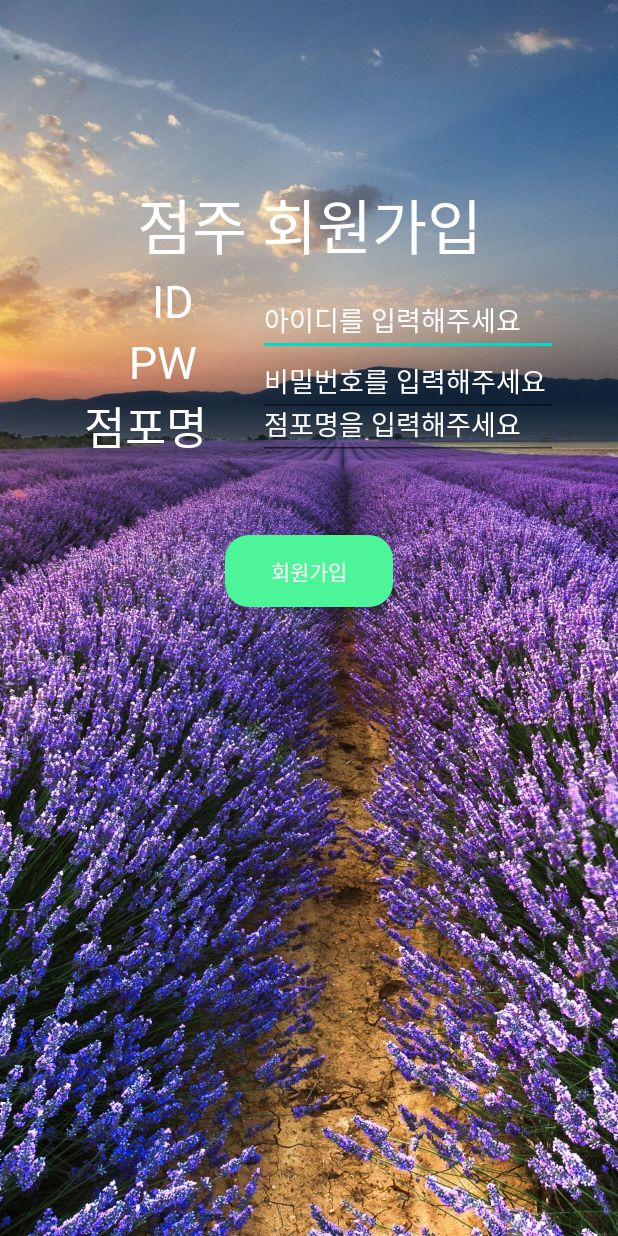
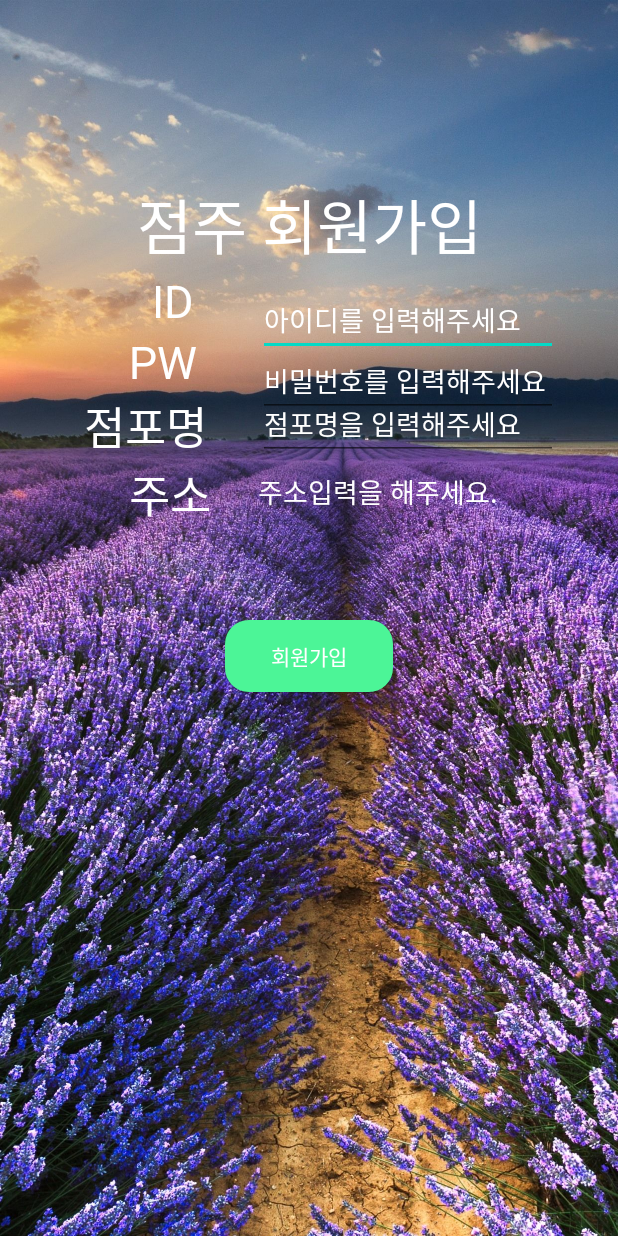
Before and after one commit to Ju-lotty/FlowerGarden, an Android app: the JoinOwner screen opened directly, with no data from a screen before it, on a phone screen of 412 x 824 dp. Run offline under Robolectric (Android 15) with nearby library versions, the phone set to English and light mode, and no system bars; our stand-ins replace Firebase (no records; nobody signed in at launch, a user with empty details on screens opened directly).

Commit message:
Owner Address

```diff
--- a/app/src/main/AndroidManifest.xml
+++ b/app/src/main/AndroidManifest.xml
@@ -9,6 +9,7 @@
 
     <application
         android:allowBackup="true"
+        android:usesCleartextTraffic="true"
         android:appComponentFactory="whateverString"
         android:dataExtractionRules="@xml/data_extraction_rules"
         android:fullBackupContent="@xml/backup_rules"
@@ -20,6 +21,9 @@
         tools:ignore="ExtraText"
         tools:replace="android:appComponentFactory"
         tools:targetApi="31">
+        <activity
+            android:name=".AddressWebView"
+            android:exported="false" />
         <activity
             android:name=".StoreDetailActivity"
             android:exported="false" />
@@ -50,7 +54,7 @@
 
         <meta-data
             android:name="com.naver.maps.map.CLIENT_ID"
-            android:value="r6ybv8etcx"/>
+            android:value="r6ybv8etcx" />
     </application>
 
 </manifest>
--- a/app/src/main/java/com/project/flowergarden/JoinUser.kt
+++ b/app/src/main/java/com/project/flowergarden/JoinUser.kt
@@ -7,7 +7,6 @@ import android.widget.Toast
 import com.google.firebase.auth.FirebaseAuth
 import com.google.firebase.database.DatabaseReference
 import com.google.firebase.database.FirebaseDatabase
-import com.project.flowergarden.StartActivity
 import com.project.flowergarden.databinding.ActivityJoinUserBinding
 import com.project.flowergarden.entity.UserEntity
 
@@ -49,6 +48,5 @@ class JoinUser : AppCompatActivity() {
                 }
             }
         }
-
     }
 }
--- a/app/src/main/java/com/project/flowergarden/MainActivityOwner.kt
+++ b/app/src/main/java/com/project/flowergarden/MainActivityOwner.kt
@@ -34,6 +34,8 @@ class MainActivityOwner : AppCompatActivity() {
             override fun onDataChange(snapshot: DataSnapshot) {
                 val nickname = snapshot.child("storename").value.toString()
                 binding.nickNameTextView.text = "${nickname}"
+                val address = snapshot.child("address").value.toString()
+                binding.addressTextView.text = "${address}"
                 //val nickname = snapshot.value
                 //binding.nickNameTextView.text = "${nickname.toString()}"
             }
--- a/app/src/main/java/com/project/flowergarden/entity/OwnerEntity.kt
+++ b/app/src/main/java/com/project/flowergarden/entity/OwnerEntity.kt
@@ -4,8 +4,9 @@ package com.project.flowergarden.entity
 data class OwnerEntity (
     val id: String,
     val pw: String,
-    val storename: String
+    val storename: String,
+    val address: String
 )
 {
-    constructor() : this("","", "")
+    constructor() : this("","", "","")
 }
--- a/app/src/main/java/com/project/flowergarden/userfragment/Home.kt
+++ b/app/src/main/java/com/project/flowergarden/userfragment/Home.kt
@@ -52,7 +52,7 @@ class Home : Fragment() {
 
         OwnerDB.addValueEventListener(object : ValueEventListener {
             override fun onDataChange(snapshot: DataSnapshot) {
-                adapter.setData(OwnerEntity(snapshot.value.toString(),"","")) {
+                adapter.setData(OwnerEntity(snapshot.value.toString(),"","","")) {
                     activity?.let {
                         val intent = Intent(context, StoreDetailActivity::class.java)
                         intent.putExtra("owner","{$it}")
--- a/app/src/main/res/layout/activity_join_owner.xml
+++ b/app/src/main/res/layout/activity_join_owner.xml
@@ -4,8 +4,8 @@
     xmlns:tools="http://schemas.android.com/tools"
     android:layout_width="match_parent"
     android:layout_height="match_parent"
-    tools:context=".JoinOwner"
-    android:background="@drawable/background">
+    android:background="@drawable/background"
+    tools:context=".JoinOwner">
 
     <TextView
         android:id="@+id/joinTextView"
@@ -42,8 +42,8 @@
         android:layout_marginEnd="40dp"
         android:fontFamily="@font/font"
         android:hint="아이디를 입력해주세요"
+        android:inputType="textEmailAddress"
         android:textColor="@color/white"
-        android:inputType="textEmailAddress"
         android:textColorHint="@color/white"
         app:layout_constraintBottom_toBottomOf="@id/value_Id"
         app:layout_constraintEnd_toEndOf="parent"
@@ -97,7 +97,6 @@
 
 
     <EditText
-        android:textColor="@color/white"
         android:id="@+id/storenameEditTextView"
         android:layout_width="200dp"
         android:layout_height="wrap_content"
@@ -105,22 +104,68 @@
         android:fontFamily="@font/font"
         android:hint="점포명을 입력해주세요"
         android:inputType="text"
+        android:textColor="@color/white"
         android:textColorHint="@color/white"
         app:layout_constraintBottom_toBottomOf="@id/value_Nickname"
         app:layout_constraintEnd_toEndOf="parent"
         app:layout_constraintHorizontal_bias="1.0"
         app:layout_constraintStart_toStartOf="parent" />
 
+    <TextView
+        android:id="@+id/value_Address"
+        android:layout_width="110dp"
+        android:layout_height="wrap_content"
+        android:layout_marginEnd="130dp"
+        android:fontFamily="@font/font"
+        android:text="주소"
+        android:textColor="@color/white"
+        android:textSize="30sp"
+        app:layout_constraintEnd_toEndOf="parent"
+        app:layout_constraintStart_toStartOf="parent"
+        app:layout_constraintTop_toBottomOf="@id/value_Nickname" />
+
+    <androidx.appcompat.widget.AppCompatButton
+        android:textSize="18sp"
+        android:id="@+id/addressButton"
+        android:background="#00ff0000"
+        android:layout_width="200dp"
+        android:layout_height="wrap_content"
+        android:layout_marginEnd="60dp"
+        android:fontFamily="@font/font"
+        android:hint="주소입력을 해주세요."
+        android:textColor="@color/white"
+        android:textColorHint="@color/white"
+        app:layout_constraintBottom_toBottomOf="@id/value_Address"
+        app:layout_constraintEnd_toEndOf="parent"
+        app:layout_constraintHorizontal_bias="1.0"
+        app:layout_constraintStart_toStartOf="parent" />
+
+    <TextView
+        android:id="@+id/address"
+        android:layout_width="400dp"
+        android:layout_height="wrap_content"
+        android:textSize="15sp"
+        android:fontFamily="@font/font"
+        android:layout_marginStart="150dp"
+        android:textColor="@color/white"
+        tools:text = "서울특별시 동대문구 답십리로23길 33"
+        app:layout_constraintEnd_toEndOf="parent"
+        app:layout_constraintStart_toStartOf="parent"
+        app:layout_constraintTop_toBottomOf="@id/addressButton"
+        android:layout_marginBottom="100dp"/>
+
     <androidx.appcompat.widget.AppCompatButton
         android:id="@+id/joinOwnerButton"
         android:layout_width="0dp"
         android:layout_height="wrap_content"
         android:layout_marginHorizontal="150dp"
-        android:layout_marginTop="50dp"
+        android:layout_marginTop="40dp"
         android:background="@drawable/shape_login"
         android:text="회원가입"
         android:textColor="@color/white"
         app:layout_constraintEnd_toEndOf="parent"
         app:layout_constraintStart_toStartOf="parent"
-        app:layout_constraintTop_toBottomOf="@id/value_Nickname" />
+        app:layout_constraintTop_toBottomOf="@id/address" />
+
+
 </androidx.constraintlayout.widget.ConstraintLayout>
```
Also changed, not shown: app/src/main/java/com/project/flowergarden/AddressWebView.kt (added, +54 -0 lines), app/src/main/java/com/project/flowergarden/JoinOwner.kt (+37 -4 lines), app/src/main/java/com/project/flowergarden/userfragment/NearLocation.kt (+7 -4 lines), app/src/main/res/layout/activity_address_web_view.xml (added, +18 -0 lines), app/src/main/res/layout/activity_main_owner.xml (+14 -2 lines).
